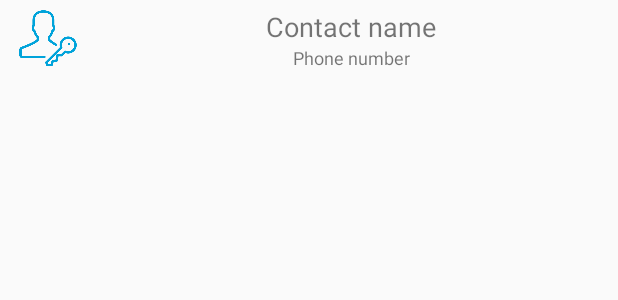
After one commit to saviola44/SecureSMS, an Android app: the layout row_contact_layout.xml on its own in the app's theme, with its tools: preview values and no code run, on a phone screen of 412 x 824 dp. The commit adds this screen. Shown: the top 300 px of the screen. Run offline under Robolectric (Android 15) with nearby library versions, the phone set to English and light mode, and no system bars.

Commit message:
add some new activities

```diff
--- a/app/src/main/java/com/example/mariusz/securesms/MainActivity.java
+++ b/app/src/main/java/com/example/mariusz/securesms/MainActivity.java
@@ -36,4 +36,10 @@ public class MainActivity extends AppCompatActivity {
         Intent intent = new Intent(this, NewContact.class);
         startActivity(intent);
     }
+
+    @OnClick(R.id.contacts)
+    public void onContactsClicked(){
+        Intent intent = new Intent(this, ContactsActivity.class);
+        startActivity(intent);
+    }
 }
--- a/app/src/main/java/model/Contact.java
+++ b/app/src/main/java/model/Contact.java
@@ -1,9 +1,11 @@
 package model;
+
+import com.orm.SugarRecord;
 
 /**
  * Created by mariusz on 22.01.17.
  */
-public class Contact {
+public class Contact extends SugarRecord {
     String name;
     String phoneNumber;
     String key;
--- a/app/src/main/res/layout/activity_main.xml
+++ b/app/src/main/res/layout/activity_main.xml
@@ -33,6 +33,12 @@
             android:layout_margin="4dp"
             android:id="@+id/history"
             android:text="@string/history"/>
+        <Button
+            android:layout_width="match_parent"
+            android:layout_height="wrap_content"
+            android:layout_margin="4dp"
+            android:id="@+id/contacts"
+            android:text="@string/contacts"/>
     </LinearLayout>
 
 
--- /dev/null
+++ b/app/src/main/res/layout/row_contact_layout.xml
@@ -0,0 +1,37 @@
+<?xml version="1.0" encoding="utf-8"?>
+<RelativeLayout xmlns:android="http://schemas.android.com/apk/res/android"
+    android:layout_width="match_parent"
+    android:layout_height="wrap_content">
+    <ImageView
+        android:layout_width="48dp"
+        android:layout_height="48dp"
+        android:layout_marginTop="2dp"
+        android:layout_marginLeft="8dp"
+        android:layout_marginBottom="2dp"
+        android:layout_alignParentLeft="true"
+        android:layout_alignParentStart="true"
+        android:src="@drawable/contact_icon"
+        android:id="@+id/imgID"/>
+    <LinearLayout
+        android:layout_width="match_parent"
+        android:layout_height="wrap_content"
+        android:orientation="vertical"
+        android:padding="2dp"
+        android:layout_centerInParent="true"
+        android:layout_toRightOf="@id/imgID">
+        <TextView
+            android:layout_width="match_parent"
+            android:layout_height="wrap_content"
+            android:textAlignment="center"
+            android:id="@+id/contactName"
+            android:textSize="@dimen/big_text_size"
+            android:text="@string/contact_name"/>
+        <TextView
+            android:layout_width="match_parent"
+            android:layout_height="wrap_content"
+            android:textAlignment="center"
+            android:id="@+id/phoneNumber"
+            android:textSize="@dimen/text_size"
+            android:text="@string/phone_number"/>
+    </LinearLayout>
+</RelativeLayout>
--- a/app/src/main/res/values/colors.xml
+++ b/app/src/main/res/values/colors.xml
@@ -5,4 +5,5 @@
     <color name="colorAccent">#FF4081</color>
     <color name="background">#12121212</color>
     <color name="white">#ffffffff</color>
+    <color name="divider">#73737373</color>
 </resources>
--- a/app/src/main/res/values/strings.xml
+++ b/app/src/main/res/values/strings.xml
@@ -12,4 +12,9 @@
     <string name="secret">Secret</string>
     <string name="save">Save</string>
     <string name="cancel">Cancel</string>
+    <string name="invalid_phone_number">given phone number is invalid</string>
+    <string name="invalid_key">The key must have at least 5 characters or greater</string>
+    <string name="invalid_contact_name">Contact name cannot be empty</string>
+    <string name="contact_exist">Contact already exist</string>
+    <string name="contacts">Contacts</string>
 </resources>
```
Also changed, not shown: app/src/main/AndroidManifest.xml (+11 -0 lines), app/src/main/java/adapter/ContactAdapter.java (added, +82 -0 lines), app/src/main/java/com/example/mariusz/securesms/ContactsActivity.java (added, +33 -0 lines), app/src/main/java/com/example/mariusz/securesms/NewMessageActivity.java (+45 -0 lines), app/src/main/java/receivers/IncomingSms.java (added, +55 -0 lines), app/src/main/java/utils/ContactsValidation.java (added, +18 -0 lines), app/src/main/java/utils/CryptoUtil.java (added, +7 -0 lines), app/src/main/res/layout/contacts_layout.xml (added, +30 -0 lines), app/src/main/res/drawable/contact_icon.png (added).
